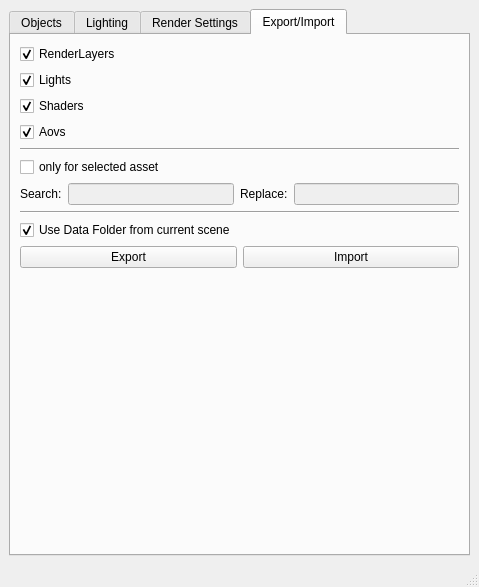
Above: render/lighterHelper/lighterHelper.ui from skarone/PipeL before the change. Below: the same form after it.
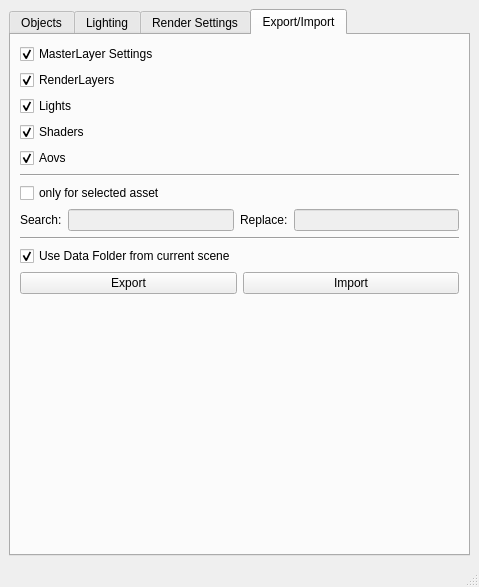
That is the form after the change.

Commit message: allmost there, added master renderlayer settings, need to check with assets, and search and replace

What changed in the file:
```diff
--- a/render/lighterHelper/lighterHelper.ui
+++ b/render/lighterHelper/lighterHelper.ui
@@ -1108,6 +1108,16 @@
         <string>Export/Import</string>
        </attribute>
        <layout class="QVBoxLayout" name="verticalLayout">
+        <item>
+         <widget class="QCheckBox" name="masterSettings_chb">
+          <property name="text">
+           <string>MasterLayer Settings</string>
+          </property>
+          <property name="checked">
+           <bool>true</bool>
+          </property>
+         </widget>
+        </item>
         <item>
          <widget class="QCheckBox" name="renderLayersOpt_chb">
           <property name="text">
```
The commit also changes 4 other files.
